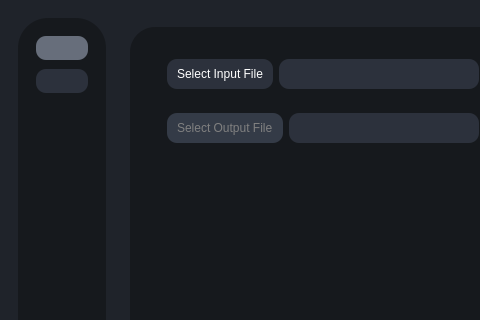
Before: the Qt Designer form testRVEInterface.ui in TNTwise/REAL-Video-Enhancer, drawn with Qt 5; both pictures show x 0 to 480 and y 0 to 320 of the 897 by 681 pixel window.
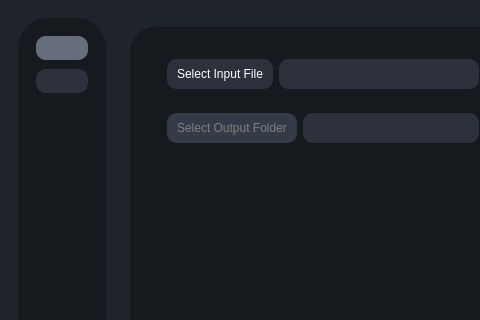
After: the same form once the commit is applied. The open tabs and pages were chosen to show the change. Icons and pictures are not drawn.

The edit to the form file:
```diff
--- a/testRVEInterface.ui
+++ b/testRVEInterface.ui
@@ -211,7 +211,7 @@
                        </size>
                       </property>
                       <property name="text">
-                       <string>Select Output File</string>
+                       <string>Select Output Folder</string>
                       </property>
                      </widget>
                     </item>
```
